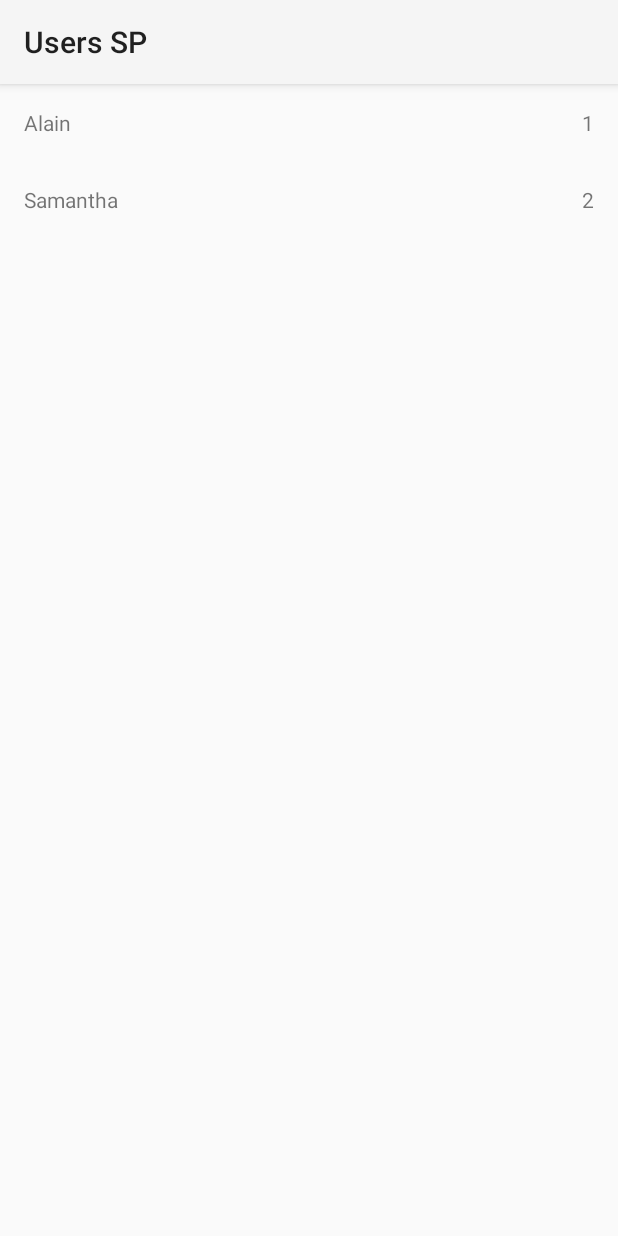
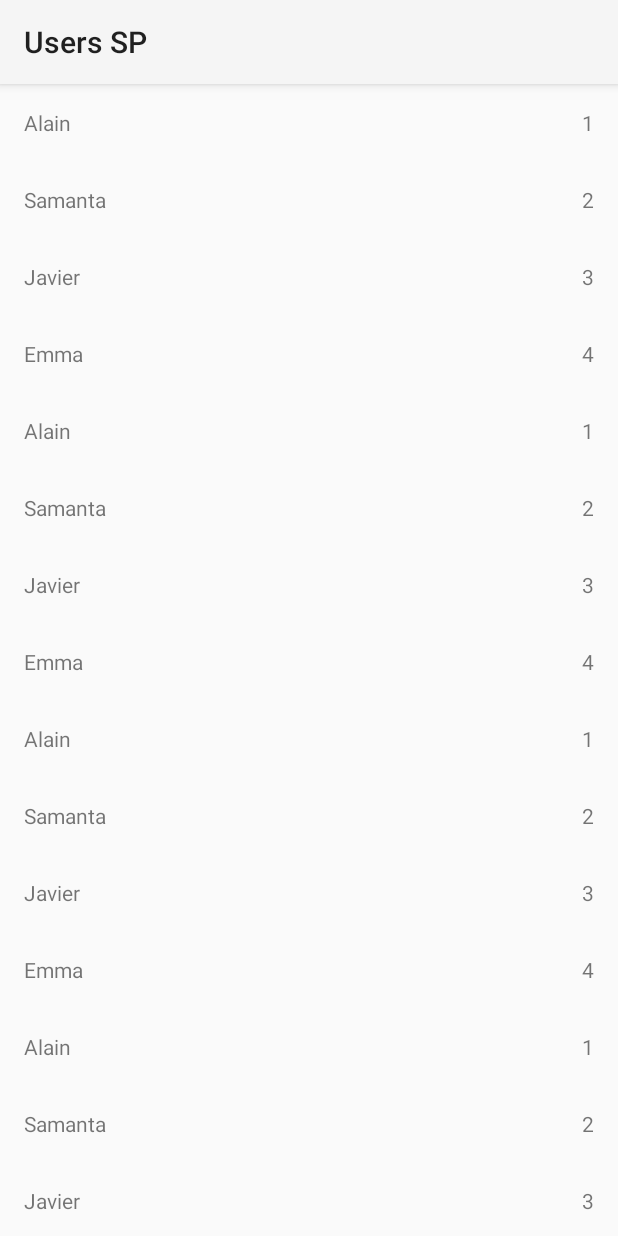
Before and after one commit to efraindrummer/UsersSP, an Android app: the screen it shows after launch (MainActivity), on a phone screen of 412 x 824 dp. Run offline under Robolectric (Android 15) with nearby library versions, the phone set to English and light mode, and no system bars.

Commit message:
users adding url + scroll

```diff
--- a/app/src/main/java/com/example/userssp/MainActivity.kt
+++ b/app/src/main/java/com/example/userssp/MainActivity.kt
@@ -30,11 +30,27 @@ class MainActivity : AppCompatActivity() {
     private fun getUsers(): MutableList<User>{
         val users = mutableListOf<User>()
 
-        val alain = User(1, "Alain", "Nicolas", "")
-        val samantha = User(2,"Samantha", "Mesa", "")
+        val alain = User(1, "Alain", "Nicolás", "https://frogames.es/wp-content/uploads/2020/09/alain-1.jpg")
+        val samanta = User(2, "Samanta", "Meza", "https://upload.wikimedia.org/wikipedia/commons/b/b2/Samanta_villar.jpg")
+        val javier = User(3, "Javier", "Gómez", "https://live.staticflickr.com/974/42098804942_b9ce35b1c8_b.jpg")
+        val emma = User(4, "Emma", "Cruz", "https://upload.wikimedia.org/wikipedia/commons/d/d9/Emma_Wortelboer_%282018%29.jpg")
 
         users.add(alain)
-        users.add(samantha)
+        users.add(samanta)
+        users.add(javier)
+        users.add(emma)
+        users.add(alain)
+        users.add(samanta)
+        users.add(javier)
+        users.add(emma)
+        users.add(alain)
+        users.add(samanta)
+        users.add(javier)
+        users.add(emma)
+        users.add(alain)
+        users.add(samanta)
+        users.add(javier)
+        users.add(emma)
 
         return users
     }
```
